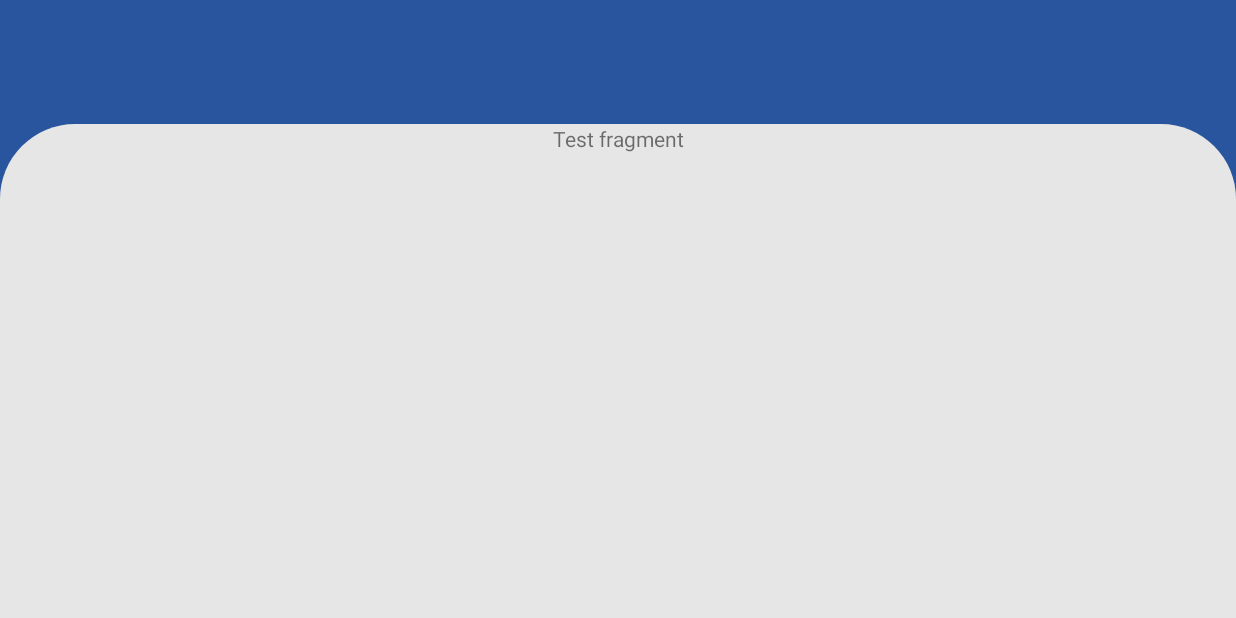
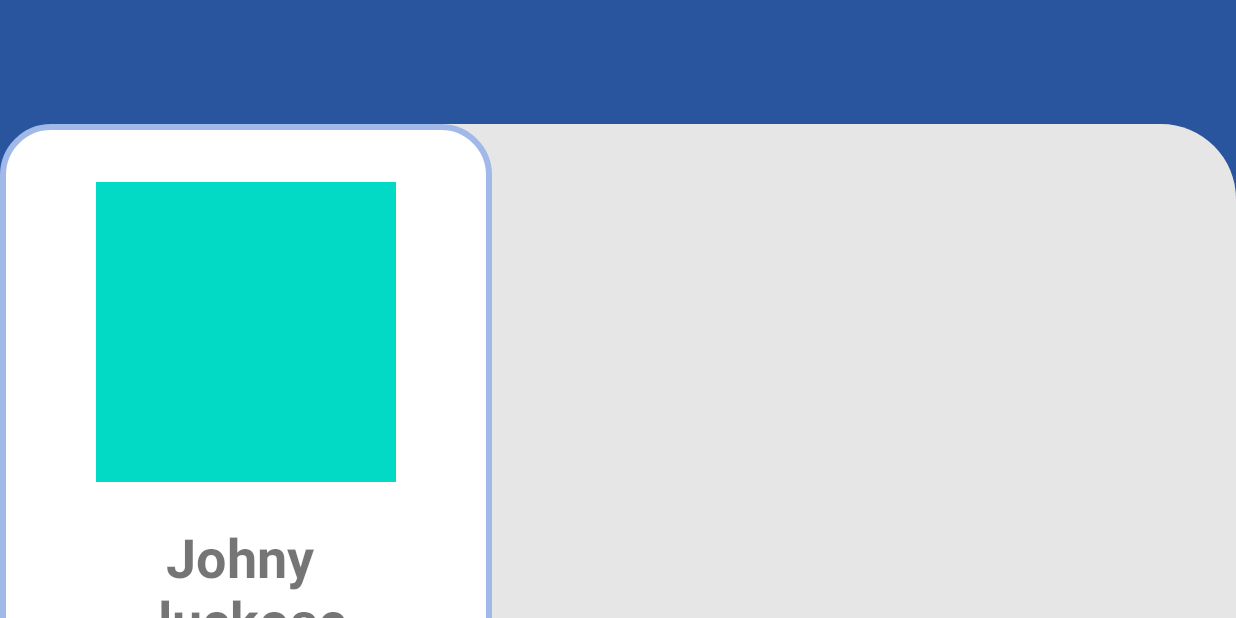
Before and after one commit to ShubhamVats1256/hipla-hybrid, an Android app: the fragment ApplicationFlowFragment placed in its activity, on a phone screen of 824 x 412 dp (held sideways). Run offline under Robolectric (Android 15) with nearby library versions, the phone set to English and light mode, and no system bars; 2 statements that could not run were skipped.

Commit message:
sales_grid_item

```diff
--- /dev/null
+++ b/app/src/main/res/drawable/sales_grid_item_bg.xml
@@ -0,0 +1,9 @@
+<?xml version="1.0" encoding="utf-8"?>
+<shape xmlns:android="http://schemas.android.com/apk/res/android"
+    android:shape="rectangle">
+    <stroke
+        android:color="@color/sales_grid_item_border"
+        android:width="4dp" />
+    <corners android:radius="@dimen/sales_grid_item_corner_radius"/>
+    <solid android:color="@color/sales_grid_item_bg"/>
+</shape>
--- a/app/src/main/res/layout/activity_main.xml
+++ b/app/src/main/res/layout/activity_main.xml
@@ -5,7 +5,7 @@
     android:id="@+id/main"
     android:layout_width="match_parent"
     android:layout_height="match_parent"
-    tools:context=".ui.main.ApplicationFlowFragment">
+    tools:context=".ui.ApplicationFlowFragment">
 
     <androidx.constraintlayout.widget.Guideline
         android:id="@+id/pageDivider1"
--- a/app/src/main/res/layout/fragment_application.xml
+++ b/app/src/main/res/layout/fragment_application.xml
@@ -3,19 +3,42 @@
     xmlns:tools="http://schemas.android.com/tools"
     xmlns:app="http://schemas.android.com/apk/res-auto"
     android:id="@+id/main"
-    android:layout_width="match_parent"
-    android:layout_height="match_parent"
+    tools:layout_margin="32dp"
+    android:background="@drawable/sales_grid_item_bg"
+    android:layout_width="@dimen/sales_grid_item_width"
+    android:layout_height="@dimen/sales_grid_item_height"
     tools:context=".ui.ApplicationFlowFragment">
 
+
+    <ImageView
+        android:id="@+id/profile_pic"
+        style="@style/Sales.User.ProfileImage"
+        android:layout_marginStart="@dimen/sales_grid_item_image_margin_start"
+        android:layout_marginEnd="@dimen/sales_grid_item_image_margin_end"
+        android:layout_marginTop="@dimen/sales_grid_item_image_margin_top"
+        android:layout_marginBottom="@dimen/sales_grid_item_image_margin_bottom"
+        android:background="@color/teal_200"
+        app:layout_constraintStart_toStartOf="parent"
+        app:layout_constraintEnd_toEndOf="parent"
+        app:layout_constraintTop_toTopOf="parent"
+        app:layout_constraintBottom_toTopOf="@id/name"
+        android:contentDescription="profile pic" />
 
     <TextView
         android:layout_width="0dp"
         android:layout_height="wrap_content"
-        android:text="Test fragment"
+        android:text="Johny \n luckose"
+        android:textStyle="bold"
+        android:textSize="36sp"
         android:gravity="center"
+        android:id="@+id/name"
+        android:maxLines="2"
+        android:layout_marginStart="@dimen/sales_grid_item_name_margin_start"
+        android:layout_marginEnd="@dimen/sales_grid_item_name_margin_end"
+        android:layout_marginBottom="@dimen/sales_grid_item_image_margin_bottom"
         app:layout_constraintStart_toStartOf="parent"
         app:layout_constraintEnd_toEndOf="parent"
-        app:layout_constraintTop_toTopOf="parent"/>
-
+        app:layout_constraintBottom_toBottomOf="parent"
+        app:layout_constraintTop_toBottomOf="@id/profile_pic"/>
 
 </androidx.constraintlayout.widget.ConstraintLayout>
--- a/app/src/main/res/values/colors.xml
+++ b/app/src/main/res/values/colors.xml
@@ -8,12 +8,11 @@
     <color name="black">#FF000000</color>
     <color name="white">#FFFFFFFF</color>
 
-
-    #E6E6E6
-
     <color name="primary">#29559E</color>
     <color name="view_pager_bg">#E6E6E6</color>
 
-    #E6E6E6
+    <!-- application flow-->
+    <color name="sales_grid_item_bg">#FFFFFF</color>
+    <color name="sales_grid_item_border">#A0B9E8</color>
 
 </resources>
--- a/app/src/main/res/values/dimens.xml
+++ b/app/src/main/res/values/dimens.xml
@@ -5,4 +5,21 @@
     <dimen name="appbar_padding">16dp</dimen>
     <dimen name="fab_margin">16dp</dimen>
     <dimen name="appbar_padding_top">8dp</dimen>
+
+
+    <dimen name="sales_grid_item_width">328dp</dimen>
+    <dimen name="sales_grid_item_height">374dp</dimen>
+    <dimen name="sales_grid_item_corner_radius">32dp</dimen>
+
+    <dimen name="sales_grid_item_image">200dp</dimen>
+    <dimen name="sales_grid_item_image_margin_start">64dp</dimen>
+    <dimen name="sales_grid_item_image_margin_end">64dp</dimen>
+    <dimen name="sales_grid_item_image_margin_top">44dp</dimen>
+    <dimen name="sales_grid_item_image_margin_bottom">25dp</dimen>
+
+    <dimen name="sales_grid_item_name_margin_start">32dp</dimen>
+    <dimen name="sales_grid_item_name_margin_end">32dp</dimen>
+    <dimen name="sales_grid_item_name_margin_top">24dp</dimen>
+    <dimen name="sales_grid_item_name_margin_bottom">25dp</dimen>
+
 </resources>
--- /dev/null
+++ b/app/src/main/res/values/styles.xml
@@ -0,0 +1,15 @@
+<?xml version="1.0" encoding="utf-8"?>
+<resources>
+
+    <style name="Sales"/>
+
+    <style name="Sales.User"/>
+
+    <style name="Sales.User.ProfileImage">
+        <item name="android:layout_width">200dp</item>
+        <item name="android:layout_height">200dp</item>
+        <item name="android:scaleType">centerCrop</item>
+        <item name="android:adjustViewBounds">true</item>
+    </style>
+
+</resources>
```
